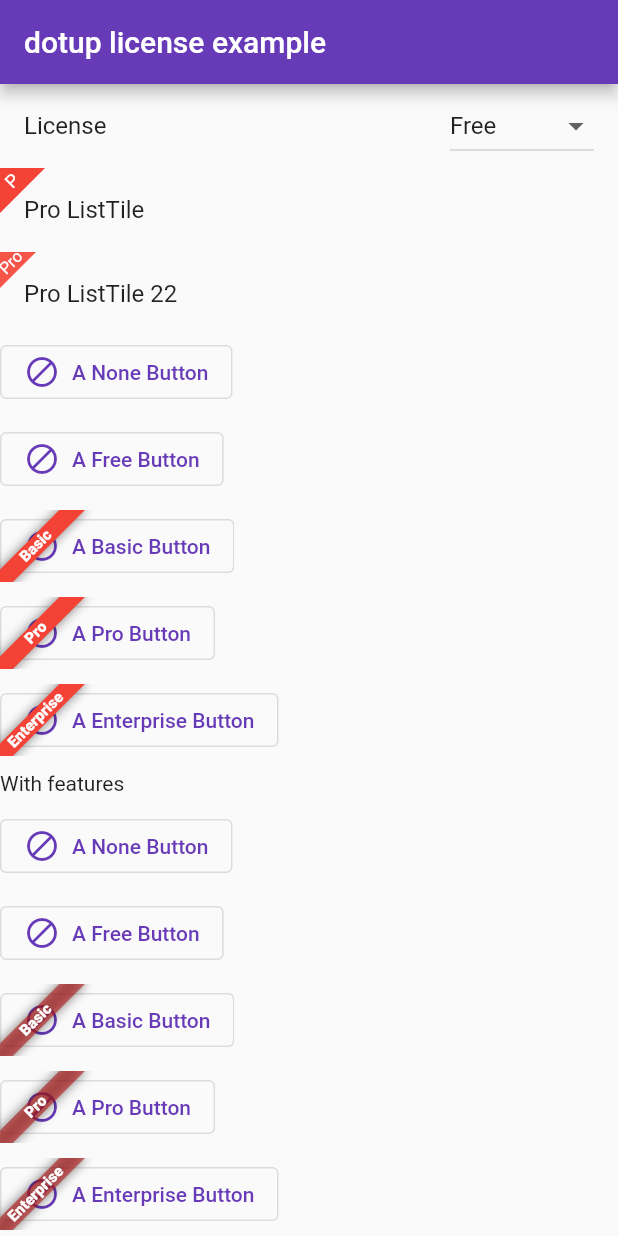
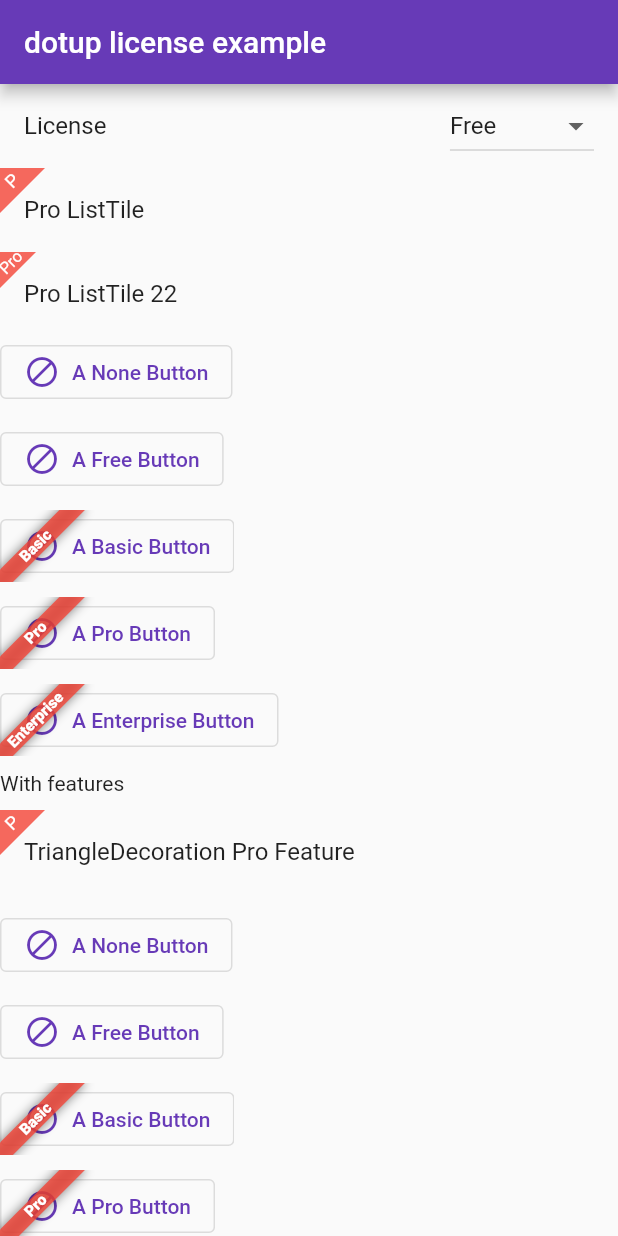
Before and after one commit to dotupNET/dotup_flutter_license, a Flutter app: the screen it shows after launch, on a phone screen of 412 x 824 dp. Run offline on Flutter 3.47's test engine with Material 2 defaults, Android fonts, the phone set to English and light mode, and no system bars; missing offline and left inert: rotated_corner_decoration.

Commit message:
LicenseDescriptor with color

```diff
--- a/example/dotup_flutter_license_example/lib/AppLicenseController.dart
+++ b/example/dotup_flutter_license_example/lib/AppLicenseController.dart
@@ -25,7 +25,7 @@ class AppLicenseController extends LicenseController<LicenseType, CustomerFeatur
 
   AppLicenseController._();
 
-  Color get bannerColor => Colors.red;
+  // Color get bannerColor => Colors.red.withOpacity(0.5);
 
   void onBannerTap(LicenseType licenseType) {
     print('Banner tapped $licenseType');
--- a/example/dotup_flutter_license_example/lib/LicenseType.dart
+++ b/example/dotup_flutter_license_example/lib/LicenseType.dart
@@ -1,6 +1,7 @@
 // ignore_for_file: non_constant_identifier_names
 
 import 'package:dotup_flutter_license/dotup_flutter_license.dart';
+import 'package:flutter/material.dart';
 
 enum LicenseType {
   None,
@@ -10,17 +11,19 @@ enum LicenseType {
   Enterprise,
 }
 
+final licenseColor = Colors.red.withOpacity(0.8);
+
 class AppLicense {
-  static LicenseDescriptor<LicenseType> get None =>
-      LicenseDescriptor<LicenseType>(key: LicenseType.None, index: LicenseType.None.index, label: 'None');
-  static LicenseDescriptor<LicenseType> get Free =>
-      LicenseDescriptor<LicenseType>(key: LicenseType.Free, index: LicenseType.Free.index, label: 'Free');
-  static LicenseDescriptor<LicenseType> get Basic =>
-      LicenseDescriptor<LicenseType>(key: LicenseType.Basic, index: LicenseType.Basic.index, label: 'Basic');
-  static LicenseDescriptor<LicenseType> get Pro =>
-      LicenseDescriptor<LicenseType>(key: LicenseType.Pro, index: LicenseType.Pro.index, label: 'Pro');
+  static LicenseDescriptor<LicenseType> get None => LicenseDescriptor<LicenseType>(
+      key: LicenseType.None, index: LicenseType.None.index, label: 'None', color: licenseColor);
+  static LicenseDescriptor<LicenseType> get Free => LicenseDescriptor<LicenseType>(
+      key: LicenseType.Free, index: LicenseType.Free.index, label: 'Free', color: licenseColor);
+  static LicenseDescriptor<LicenseType> get Basic => LicenseDescriptor<LicenseType>(
+      key: LicenseType.Basic, index: LicenseType.Basic.index, label: 'Basic', color: licenseColor);
+  static LicenseDescriptor<LicenseType> get Pro => LicenseDescriptor<LicenseType>(
+      key: LicenseType.Pro, index: LicenseType.Pro.index, label: 'Pro', color: licenseColor);
   static LicenseDescriptor<LicenseType> get Enterprise => LicenseDescriptor<LicenseType>(
-      key: LicenseType.Enterprise, index: LicenseType.Enterprise.index, label: 'Enterprise');
+      key: LicenseType.Enterprise, index: LicenseType.Enterprise.index, label: 'Enterprise', color: licenseColor);
 
   static List<LicenseDescriptor<LicenseType>> get values => [None, Free, Basic, Pro, Enterprise];
 
--- a/example/dotup_flutter_license_example/lib/main.dart
+++ b/example/dotup_flutter_license_example/lib/main.dart
@@ -95,7 +95,7 @@ class _LicenseExampleScaffoldState extends State<LicenseExampleScaffold> {
                 bannerDecorationBuilder: (context, child, license) {
                   return TriangleDecoration(
                     size: Size.square(30),
-                    color: Colors.red,
+                    color: license.color,
                     textSpan: TextSpan(
                       style: TextStyle(color: Colors.white, fontSize: 12.0, fontFamily: 'Roboto'),
                       text: 'P',
@@ -112,7 +112,7 @@ class _LicenseExampleScaffoldState extends State<LicenseExampleScaffold> {
                 bannerDecorationBuilder: (context, child, license) {
                   return TriangleDecoration(
                     size: Size(24, 24),
-                    color: Colors.red.withOpacity(0.9),
+                    color: license.color,
                     textSpan: TextSpan(
                       style: TextStyle(color: Colors.white, fontSize: 11.0, fontFamily: 'Roboto'),
                       text: 'Pro',
@@ -185,6 +185,23 @@ class _LicenseExampleScaffoldState extends State<LicenseExampleScaffold> {
               SizedBox(height: 10),
               Text('With features'),
               SizedBox(height: 10),
+              WithFeature.banner(
+                feature: CustomerFeatureKey.Pro,
+                child: ListTile(
+                  title: Text('TriangleDecoration Pro Feature'),
+                ),
+                bannerDecorationBuilder: (context, child, item) {
+                  return TriangleDecoration(
+                    size: Size.square(30),
+                    color: item.license.color,
+                    textSpan: TextSpan(
+                      style: TextStyle(color: Colors.white, fontSize: 12.0, fontFamily: 'Roboto'),
+                      text: 'P',
+                    ),
+                  );
+                },
+              ),
+              SizedBox(height: 10),
               WithFeature.banner(feature: CustomerFeatureKey.None, child: NoLicenseWidget()),
               SizedBox(height: 10),
               WithFeature.banner(feature: CustomerFeatureKey.Free, child: FreeWidget()),
--- a/lib/src/LicenseDescriptor.dart
+++ b/lib/src/LicenseDescriptor.dart
@@ -1,8 +1,11 @@
 // typedef LicenseList = List<LicenseDescriptor>;
+
+import 'package:flutter/painting.dart';
 
 class LicenseDescriptor<T> {
   final T key;
   final int index;
   final String label;
-  LicenseDescriptor({required this.key, required this.index, required this.label});
+  final Color color;
+  LicenseDescriptor({required this.key, required this.index, required this.label, required this.color});
 }
--- /dev/null
+++ b/lib/src/TypeDefs.dart
@@ -0,0 +1,3 @@
+import 'package:flutter/widgets.dart';
+
+typedef DecorationBuilder<T> = Decoration Function(BuildContext context, Widget child, T value);
--- a/lib/src/WithFeature.dart
+++ b/lib/src/WithFeature.dart
@@ -2,26 +2,25 @@ import 'package:flutter/foundation.dart';
 import 'package:flutter/material.dart';
 
 import '../../dotup_flutter_license.dart';
+import 'TypeDefs.dart';
 
 class WithFeature<TFeature> extends StatelessWidget {
   late final FeatureDescriptor<TFeature> feature;
   final Widget child;
+  late final ValueSetter<FeatureDescriptor<TFeature>>? _onFeatureTap;
+  late final bool isLicensed;
   final bool withBanner;
-  late final ValueSetter<FeatureDescriptor<TFeature>>? _onFeatureTap;
-  late final Color _bannerColor;
-  late final bool isLicensed;
+  late final DecorationBuilder<FeatureDescriptor<TFeature>>? bannerDecorationBuilder;
 
-  WithFeature({
-    Key? key,
+  WithFeature(
+      {Key? key,
       required TFeature feature,
       bool? isLicensed,
       required this.child,
-    this.withBanner = false,
       ValueSetter<FeatureDescriptor<TFeature>>? onFeatureTap,
-    Color? bannerColor,
-  }) : super(key: key) {
-    _bannerColor = bannerColor ?? Colors.red;
-
+      required this.withBanner,
+      this.bannerDecorationBuilder})
+      : super(key: key) {
     final featureDescriptor = LicenseController.instance.getFeature(feature);
     this.feature = featureDescriptor as FeatureDescriptor<TFeature>;
 
@@ -37,44 +36,60 @@ class WithFeature<TFeature> extends StatelessWidget {
     bool? isLicensed,
     required Widget child,
     ValueSetter<FeatureDescriptor<TFeature>>? onBannerTap,
-    Color? bannerColor,
+    DecorationBuilder<FeatureDescriptor<TFeature>>? bannerDecorationBuilder,
   }) {
     return WithFeature<TFeature>(
-      // controller: controller,
-      // currentLicense: currentLicense,
       feature: feature,
       isLicensed: isLicensed,
       child: child,
-      // onBannerTap: onBannerTap,
       withBanner: true,
-      bannerColor: bannerColor,
+      bannerDecorationBuilder: bannerDecorationBuilder,
     );
   }
 
   factory WithFeature.hidden({required TFeature feature, required Widget child}) {
     return WithFeature<TFeature>(
       feature: feature,
-      // feature: f,
       child: child,
       withBanner: false,
     );
   }
+
   @override
   Widget build(BuildContext context) {
     if (isLicensed) {
       return child;
     } else if (withBanner == true) {
+      if (bannerDecorationBuilder != null) {
+        return InkWell(
+          onTap: () {
+            if (_onFeatureTap != null) {
+              _onFeatureTap!(feature);
+            }
+          },
+          child: AbsorbPointer(
+            child: Container(
+              child: child,
+              foregroundDecoration: bannerDecorationBuilder!(context, child, feature),
+            ),
+          ),
+        );
+      }
+
       if (_onFeatureTap == null) {
         return ClipRect(
           child: AbsorbPointer(
-            child: Stack(children: [
+            child: Stack(
+              alignment: AlignmentDirectional.topStart,
+              children: [
                 child,
                 Banner(
                   message: feature.license.label,
                   location: BannerLocation.topStart,
-                color: _bannerColor,
+                  color: feature.license.color,
                 ),
-            ]),
+              ],
+            ),
           ),
         );
       } else {
@@ -83,17 +98,17 @@ class WithFeature<TFeature> extends StatelessWidget {
             onTap: () {
               if (_onFeatureTap != null) {
                 _onFeatureTap!(feature);
-                // } else if (_onLicenseTap != null) {
-                //   _onLicenseTap!(license);
               }
             },
             child: AbsorbPointer(
               child: Stack(
+                alignment: AlignmentDirectional.topStart,
                 children: [
                   child,
                   Banner(
                     message: feature.license.label,
                     location: BannerLocation.topStart,
+                    color: feature.license.color,
                   ),
                 ],
               ),
@@ -105,4 +120,50 @@ class WithFeature<TFeature> extends StatelessWidget {
       return SizedBox.shrink();
     }
   }
+  // @override
+  // Widget build(BuildContext context) {
+  //   if (isLicensed) {
+  //     return child;
+  //   } else if (withBanner == true) {
+  //     if (_onFeatureTap == null) {
+  //       return ClipRect(
+  //         child: AbsorbPointer(
+  //           child: Stack(children: [
+  //             child,
+  //             Banner(
+  //               message: feature.license.label,
+  //               location: BannerLocation.topStart,
+  //               color: _bannerColor,
+  //             ),
+  //           ]),
+  //         ),
+  //       );
+  //     } else {
+  //       return ClipRect(
+  //         child: InkWell(
+  //           onTap: () {
+  //             if (_onFeatureTap != null) {
+  //               _onFeatureTap!(feature);
+  //               // } else if (_onLicenseTap != null) {
+  //               //   _onLicenseTap!(license);
+  //             }
+  //           },
+  //           child: AbsorbPointer(
+  //             child: Stack(
+  //               children: [
+  //                 child,
+  //                 Banner(
+  //                   message: feature.license.label,
+  //                   location: BannerLocation.topStart,
+  //                 ),
+  //               ],
+  //             ),
+  //           ),
+  //         ),
+  //       );
+  //     }
+  //   } else {
+  //     return SizedBox.shrink();
+  //   }
+  // }
 }
--- a/lib/src/WithLicense.dart
+++ b/lib/src/WithLicense.dart
@@ -3,30 +3,25 @@ import 'package:flutter/material.dart';
 
 import '../../dotup_flutter_license.dart';
 import 'LicenseDescriptor.dart';
-
-typedef DecorationBuilder<T> = Decoration Function(BuildContext context, Widget child, LicenseDescriptor<T>);
+import 'TypeDefs.dart';
 
 class WithLicense<TLicense> extends StatelessWidget {
   late final LicenseDescriptor<TLicense> license;
   final Widget child;
+  late final ValueSetter<LicenseDescriptor<TLicense>>? _onLicenseTap;
+  late final bool isLicensed;
   final bool withBanner;
-  late final ValueSetter<LicenseDescriptor<TLicense>>? _onLicenseTap;
-  late final Color _bannerColor;
-  late final bool isLicensed;
-  late final DecorationBuilder<TLicense>? bannerDecorationBuilder;
+  late final DecorationBuilder<LicenseDescriptor<TLicense>>? bannerDecorationBuilder;
 
   WithLicense({
     Key? key,
     required this.license,
     bool? isLicensed,
     required this.child,
-    this.withBanner = false,
     ValueSetter<LicenseDescriptor<TLicense>>? onLicenseTap,
-    Color? bannerColor,
+    required this.withBanner,
     this.bannerDecorationBuilder,
   }) : super(key: key) {
-    _bannerColor = bannerColor ?? Colors.red;
-
     final controller = LicenseController.instance as LicenseController<TLicense, dynamic>;
 
     _onLicenseTap = onLicenseTap ?? controller.onLicenseTap;
@@ -39,35 +34,32 @@ class WithLicense<TLicense> extends StatelessWidget {
     bool? isLicensed,
     required Widget child,
     ValueSetter<LicenseDescriptor<TLicense>>? onLicenseTap,
-    Color? bannerColor,
+    DecorationBuilder<LicenseDescriptor<TLicense>>? bannerDecorationBuilder,
   }) {
     return WithLicense<TLicense>(
-      // controller: controller,
-      // currentLicense: currentLicense,
       license: license,
       isLicensed: isLicensed,
       child: child,
       onLicenseTap: onLicenseTap,
       withBanner: true,
-      bannerColor: bannerColor,
+      bannerDecorationBuilder: bannerDecorationBuilder,
     );
   }
 
   factory WithLicense.hidden({required LicenseDescriptor<TLicense> license, required Widget child}) {
     return WithLicense<TLicense>(
       license: license,
-      // feature: f,
       child: child,
       withBanner: false,
     );
   }
+
   @override
   Widget build(BuildContext context) {
+    if (isLicensed) {
+      return child;
+    } else if (withBanner == true) {
       if (bannerDecorationBuilder != null) {
-      // return Container(
-      //   child: child,
-      //   foregroundDecoration: decorationBuilder!(context, child, license),
-      // );
         return InkWell(
           onTap: () {
             if (_onLicenseTap != null) {
@@ -83,9 +75,6 @@ class WithLicense<TLicense> extends StatelessWidget {
         );
       }
 
-    if (isLicensed) {
-      return child;
-    } else if (withBanner == true) {
       if (_onLicenseTap == null) {
         return ClipRect(
           child: AbsorbPointer(
@@ -96,7 +85,7 @@ class WithLicense<TLicense> extends StatelessWidget {
                 Banner(
                   message: license.label,
                   location: BannerLocation.topStart,
-                  color: _bannerColor,
+                  color: license.color,
                 ),
               ],
             ),
@@ -118,7 +107,7 @@ class WithLicense<TLicense> extends StatelessWidget {
                   Banner(
                     message: license.label,
                     location: BannerLocation.topStart,
-                    color: _bannerColor,
+                    color: license.color,
                   ),
                 ],
               ),
```
Lines whose indentation alone changed are shown as unchanged.
